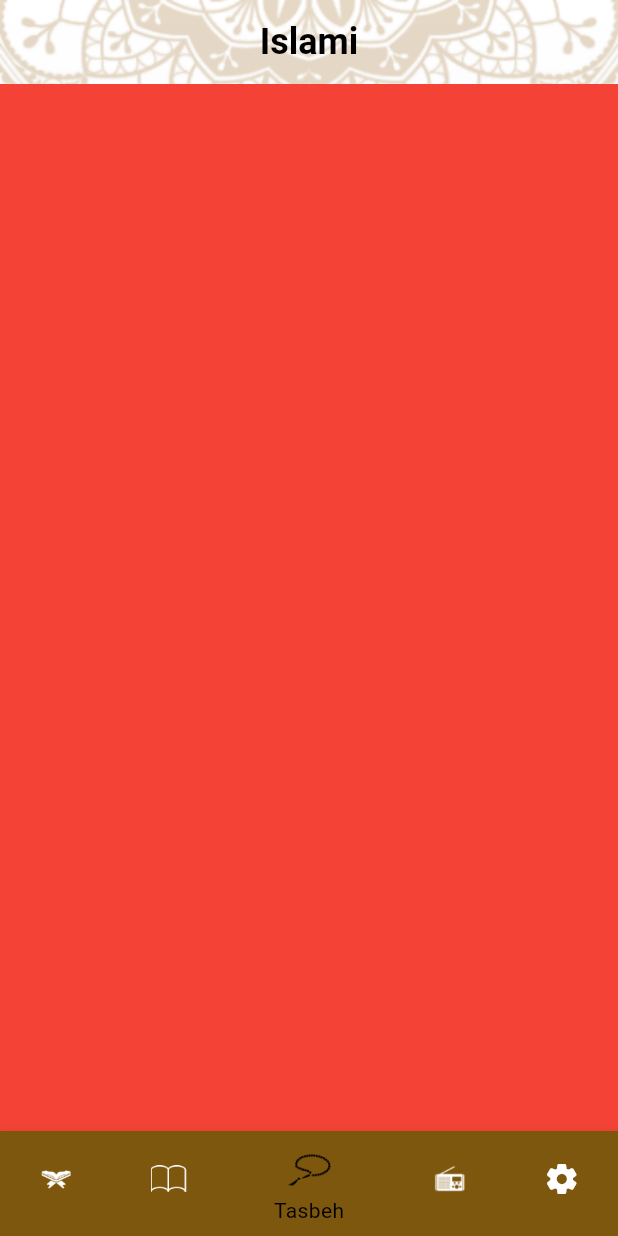
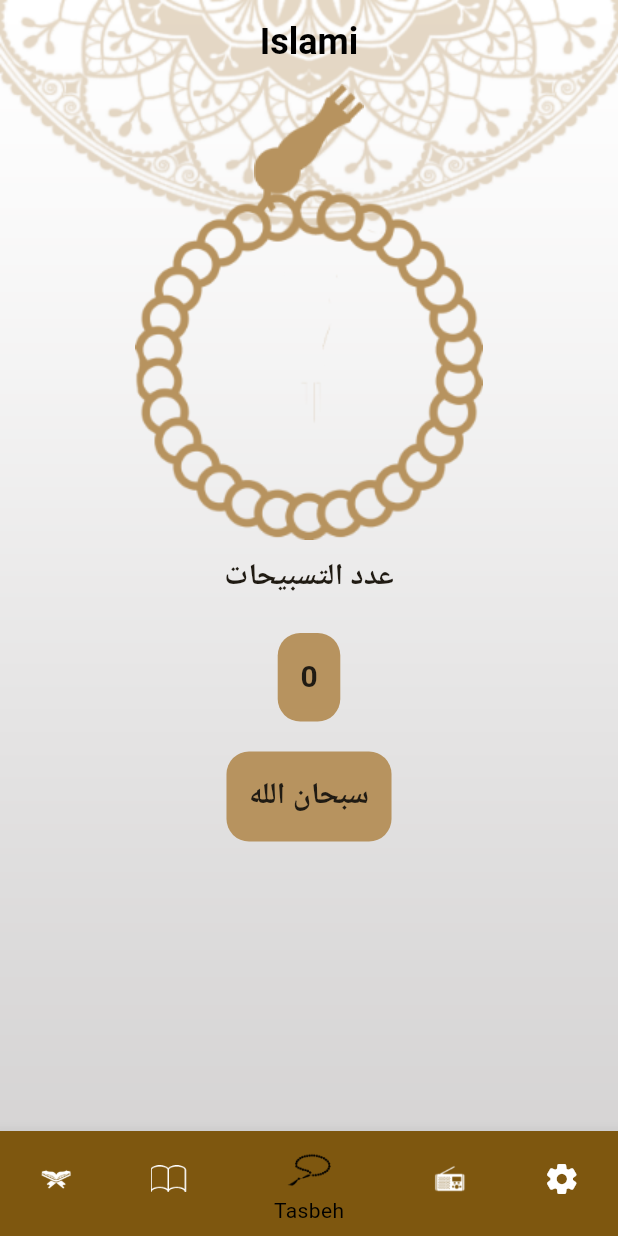
Before and after one commit to manar27112000/flutter_quran_app, a Flutter app: the screen it shows after launch, item 3 of the bottom bar chosen, on a phone screen of 412 x 824 dp. Run offline on Flutter 3.47's test engine with Material 3 defaults, Android fonts, the phone set to English and light mode, and no system bars; generated files the repository leaves out were written again.

```diff
--- a/lib/providers/hadith_provider/hadith_provider.dart
+++ b/lib/providers/hadith_provider/hadith_provider.dart
@@ -1,31 +1,32 @@
+
+import 'package:flutter/material.dart';
+import 'package:flutter/services.dart';
+import 'package:islami_app/ui/home/tabs/ahadith_tab/hadith_tab.dart';
+
+class HadithProvider extends ChangeNotifier{
+
+  List<HadithItem>hadithList=[];
+
+  List<String> hadithNames=[];
+
+  List<String> hadithContent=[];
+
+  void loadHadethFile() async{
+    String fileContent = await rootBundle.loadString('assets/files/ahadeth.txt');
+    List<String>allAhadith=  fileContent.trim().split('#');
+
+    for(int i=0;i<allAhadith.length;i++){
+      List<String>hadithLines=allAhadith[i].trim().split('\n');
+      String hadithTitle =hadithLines[0];
+      hadithLines.removeAt(0);
+      String hadithContent= hadithLines.join('\n');
+      HadithItem hadithItem =HadithItem(title: hadithTitle, content: hadithContent);
+      hadithList.add(hadithItem);
+
+    }
+    notifyListeners();
+
+  }
+
 //
-// import 'package:flutter/material.dart';
-// import 'package:flutter/services.dart';
-// import 'package:islami_app/ui/home/tabs/ahadith_tab/hadith_tab.dart';
-//
-// class HadithProvider extends ChangeNotifier{
-//
-//   List<HadithItem>hadithList=[];
-//
-//   List<String> hadithNames=[];
-//
-//   List<String> hadithContent=[];
-//
-//   void loadHadethFile() async{
-//     String fileContent = await rootBundle.loadString('assets/files/ahadeth.txt');
-//     List<String>allAhadith=  fileContent.trim().split('#');
-//
-//     for(int i=0;i<allAhadith.length;i++){
-//       List<String>hadithLines=allAhadith[i].trim().split('\n');
-//       String hadithTitle =hadithLines[0];
-//       hadithLines.removeAt(0);
-//       String hadithContent= hadithLines.join('\n');
-//       HadithItem hadithItem =HadithItem(title: hadithTitle, content: hadithContent);
-//       hadithList.add(hadithItem);
-//
-//     }
-//
-//   }
-//
-// //
-// }
+}
--- a/lib/ui/home/tabs/tasbih_tab/tasbih_tab.dart
+++ b/lib/ui/home/tabs/tasbih_tab/tasbih_tab.dart
@@ -1,12 +1,92 @@
 import 'package:flutter/material.dart';
+import 'package:islami_app/style/my_theme_data.dart';
+import 'package:islami_app/utils/utils.dart';
 
-class TasbihTab extends StatelessWidget {
+class TasbihTab extends StatefulWidget {
   const TasbihTab({super.key});
 
   @override
+  State<TasbihTab> createState() => _TasbihTabState();
+}
+
+class _TasbihTabState extends State<TasbihTab> {
+  int counter=0;
+  int index=0;
+  double angle=0;
+  List<String>Azkar=
+  ['سبحان الله','الحمد لله','الله اكبر','لا اله الا الله'];
+  @override
   Widget build(BuildContext context) {
-    return  Container(
-      color: Colors.red,
+    return  Column(
+      crossAxisAlignment: CrossAxisAlignment.stretch,
+      children: [
+        Stack(
+          alignment: Alignment.topCenter,
+          children: [
+            Image.asset(getImagePathByName(imageName: 'head_sebha_logo.png')),
+            Padding(
+              padding:  EdgeInsets.only(top: 70.0),
+              child: Transform.rotate(
+                angle: angle,
+                child: GestureDetector(
+                  onTap: (){
+                    tasbehFunction();
+                  },
+                    child: Image.asset(getImagePathByName(imageName: 'body_sebha_logo.png'))),
+              ),
+            )
+          ],
+        ),
+        const SizedBox(height: 10,),
+        const Text('عدد التسبيحات',textAlign: TextAlign.center,style:
+        TextStyle(fontSize: 20,fontWeight: FontWeight.bold),),
+        const SizedBox(height: 22,),
+        Center(
+          child: Container(
+            decoration: BoxDecoration(
+                color: MyThemeData.goldColor,
+                borderRadius: BorderRadius.circular(15)
+            ),
+            child: Padding(
+              padding: const EdgeInsets.all(15.0),
+              child: Text("$counter",style: TextStyle(fontSize: 20,fontWeight: FontWeight.bold),),
+            ),
+          ),
+        ),
+        SizedBox(height: 20,),
+        Center(
+          child: GestureDetector(
+            onTap: tasbehFunction,
+            child: Container(
+              decoration: BoxDecoration(
+                  color: MyThemeData.goldColor,
+                  borderRadius: BorderRadius.circular(15)
+              ),
+              child: Padding(
+                padding:  EdgeInsets.all(15.0),
+                child: Text("${Azkar[index]}",style: TextStyle(fontSize: 20,fontWeight: FontWeight.bold),),
+              ),
+            ),
+          ),
+        ),
+
+      ],
+
     );
   }
+  tasbehFunction(){
+    counter++;
+    if(counter%33==0){
+      index++;
+      counter=1;
+    }
+    if(index==Azkar.length){
+      index=0;
+    }
+
+    angle+=360/4;
+setState(() {
+
+});
+  }
 }
```
Also changed, not shown: lib/main.dart (+6 -2 lines), lib/ui/home/tabs/ahadith_tab/hadith_tab.dart (+24 -24 lines).
